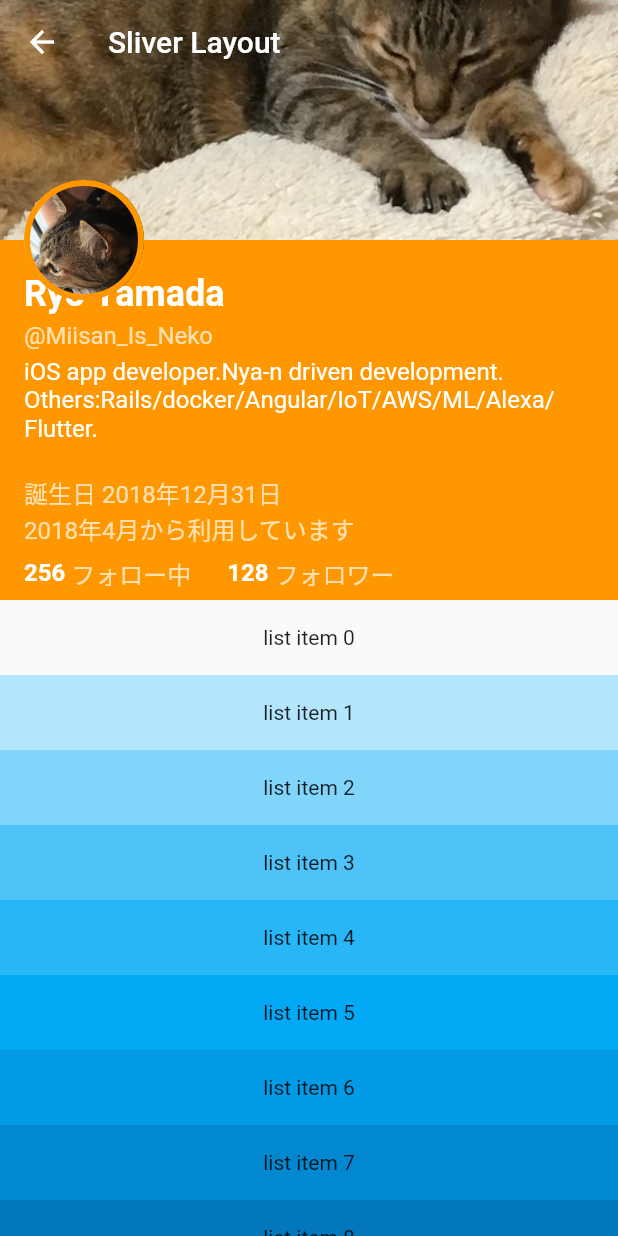
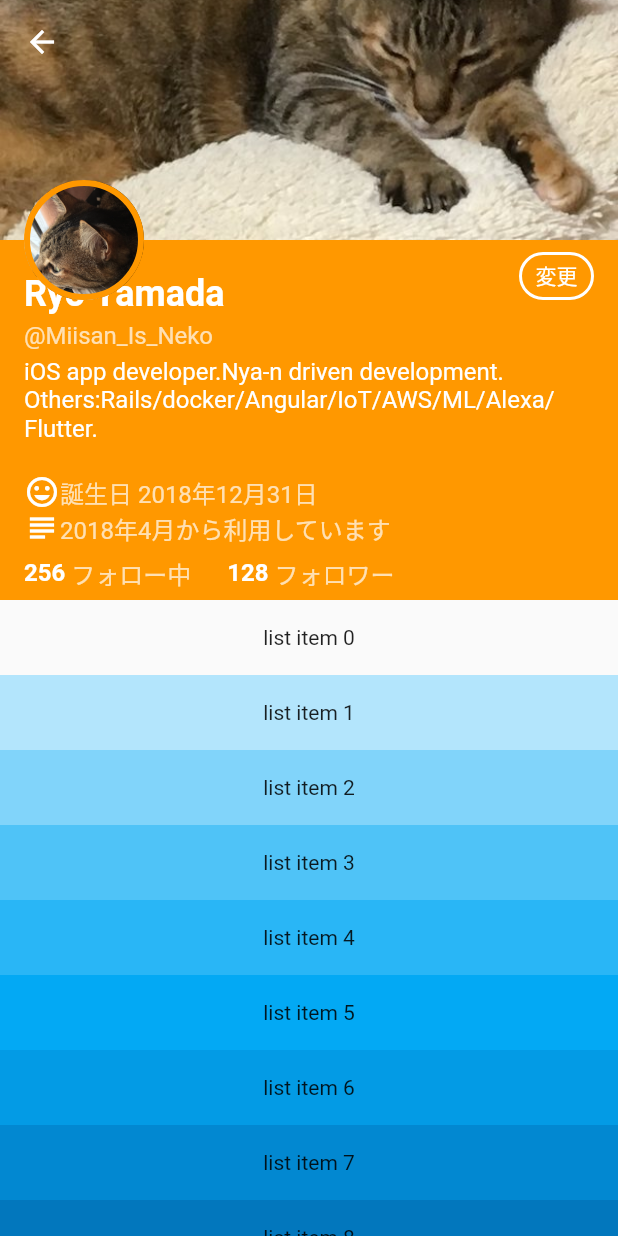
Before and after one commit to NewFieldForMe/FlutterExams, a Flutter app: the SliverLayoutPage screen opened directly, on a phone screen of 412 x 824 dp. Run offline on Flutter 3.47's test engine with Material 2 defaults, Android fonts, the phone set to English and light mode, and no system bars; missing offline and left inert: map_view; statements that could not run were skipped.

Commit message:
add change button

```diff
--- a/lib/view/SliverLayoutPage.dart
+++ b/lib/view/SliverLayoutPage.dart
@@ -177,20 +177,30 @@ class _SliverLayoutPageState extends State<SliverLayoutPage> {
                     ),
                     Container(
                       height: 24.0,
-                      child: Text(
+                      child: Row(
+                        children: <Widget>[
+                          Icon(Icons.tag_faces, color: Colors.white,),
+                          Text(
                             "誕生日 2018年12月31日",
                             style: TextStyle(
                               fontWeight:  FontWeight.normal, fontSize: 16.0, color: Colors.white70
                             )
                           ),
+                        ],
+                      ),
                     ),
                     Container(
                       height: 24.0,
-                      child: Text(
+                      child: Row(
+                        children: <Widget>[
+                          Icon(Icons.subject, color: Colors.white,),
+                          Text(
                             "2018年4月から利用しています",
                             style: TextStyle(
                               fontWeight:  FontWeight.normal, fontSize: 16.0, color: Colors.white70
                             )
+                          ),
+                        ],
                       ),
                     ),
                     Container(
@@ -237,6 +247,31 @@ class _SliverLayoutPageState extends State<SliverLayoutPage> {
                 )
               ),
               Positioned(
+                bottom: _sliverAppBarHeight - _headerImageHeight - (_initialProfileImageHeight / 2) + _statusBarHeight,
+                height: 32.0,
+                right: 16.0,
+                child: InkWell(
+                  onTap: () => {},
+                  child: new Container(
+                    height: 30.0,
+                    width: 50.0,
+                    decoration: BoxDecoration(
+                      color: Colors.orange,
+                      border: Border.all(color: Colors.white, width: 2.0),
+                      borderRadius: BorderRadius.circular(16.0)
+                    ),
+                    child: Center(
+                      child: Text(
+                        "変更",
+                        style: TextStyle(
+                          fontWeight:  FontWeight.normal, fontSize: 14.0, color: Colors.white
+                        )
+                      )
+                    )
+                  )
+                )
+              ),
+              Positioned(
                 height: _headerImageHeight,
                 left: 0.0,
                 right: 0.0,
@@ -255,7 +290,7 @@ class _SliverLayoutPageState extends State<SliverLayoutPage> {
           );
         },
       ),
-      title: Text("Sliver Layout"),
+      title: null,
     );
   }
 
```
Lines whose indentation alone changed are shown as unchanged.
